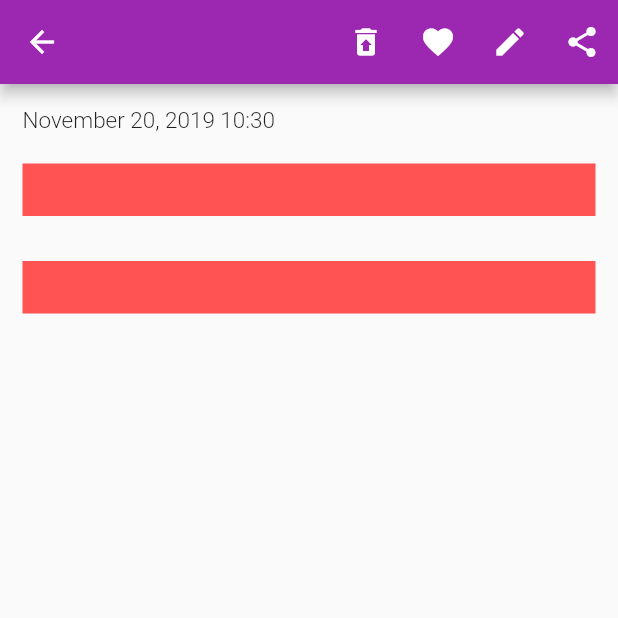
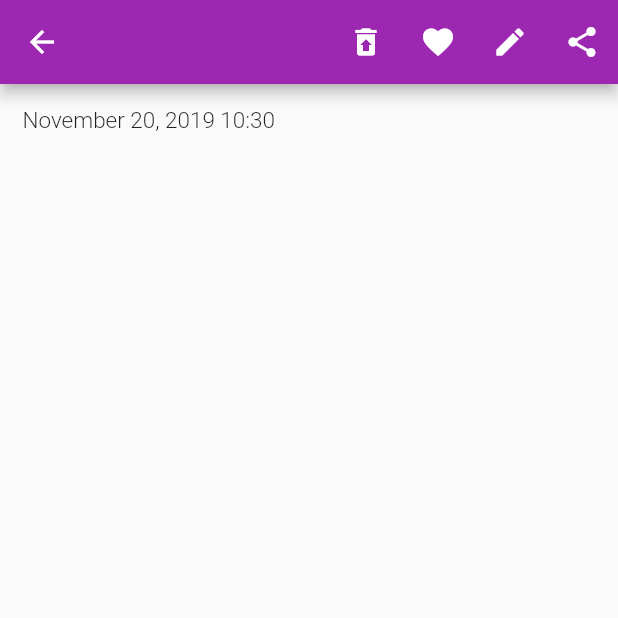
Before and after one commit to anecba/MyPocketSpace, a Flutter app: the PaginaCriarAnotacoes screen opened directly, on a phone screen of 412 x 824 dp, the top half of it. Run offline on Flutter 3.47's test engine with Material 2 defaults, Android fonts, the phone set to English and light mode, and no system bars; our stand-ins replace moor_flutter; missing offline and left inert: hasura_connect; generated files the repository leaves out were written again.

Commit message:
Alteracao design

```diff
--- a/lib/dao/note_dao.dart
+++ b/lib/dao/note_dao.dart
@@ -1,4 +1,4 @@
-import 'package:moor_flutter/moor_flutter.dart';
+/* import 'package:moor_flutter/moor_flutter.dart';
 import 'package:my_pocket_space/dao/dao.dart';
 
 part 'note_dao.g.dart';
@@ -9,3 +9,4 @@ class NoteDao extends DatabaseAccessor<MyDatabase> with _$NoteDaoMixin {
   // of this object.
   NoteDao(MyDatabase db) : super(db);
 }
+ */
--- a/lib/dao/note_tag_dao.dart
+++ b/lib/dao/note_tag_dao.dart
@@ -1,4 +1,4 @@
-import 'package:moor_flutter/moor_flutter.dart';
+/* import 'package:moor_flutter/moor_flutter.dart';
 import 'package:my_pocket_space/dao/dao.dart';
 
 part 'note_tag_dao.g.dart';
@@ -9,3 +9,4 @@ class NoteTagDao extends DatabaseAccessor<MyDatabase> with _$NoteTagDaoMixin {
   // of this object.
   NoteTagDao(MyDatabase db) : super(db);
 }
+ */
--- a/lib/dao/tag_dao.dart
+++ b/lib/dao/tag_dao.dart
@@ -1,4 +1,4 @@
-import 'package:moor_flutter/moor_flutter.dart';
+/* import 'package:moor_flutter/moor_flutter.dart';
 import 'package:my_pocket_space/dao/dao.dart';
 
 part 'tag_dao.g.dart';
@@ -9,3 +9,4 @@ class TagDao extends DatabaseAccessor<MyDatabase> with _$TagDaoMixin {
   // of this object.
   TagDao(MyDatabase db) : super(db);
 }
+ */
--- a/lib/paginas/telaCriandoAnotacoes.dart
+++ b/lib/paginas/telaCriandoAnotacoes.dart
@@ -64,10 +64,10 @@ class _PaginaCriarAnotacoesState extends State<PaginaCriarAnotacoes> {
             Padding(
               padding: const EdgeInsets.only(left: 15, right: 15, top: 20),
               child: Container(
-                color: Colors.redAccent,
+                //color: Colors.redAccent,
                 child: TextFormField(
                   controller: _titleController,
-                  textAlign: TextAlign.start,
+                  textAlign: TextAlign.center,
                   keyboardType: TextInputType.text,
                   maxLines: null,
                   decoration: InputDecoration.collapsed(hintText: ''),
@@ -80,7 +80,7 @@ class _PaginaCriarAnotacoesState extends State<PaginaCriarAnotacoes> {
             Padding(
               padding: const EdgeInsets.only(left: 15, right: 15, top: 30),
               child: Container(
-                color: Colors.redAccent,
+                //color: Colors.redAccent,
                 child: TextFormField(
                   controller: _bodyController,
                   textAlign: TextAlign.start,
@@ -88,7 +88,7 @@ class _PaginaCriarAnotacoesState extends State<PaginaCriarAnotacoes> {
                   maxLines: null,
                   decoration: InputDecoration.collapsed(hintText: ''),
                   style: TextStyle(
-                    fontSize: 30,
+                    fontSize: 20,
                   ),
                 ),
               ),
```
